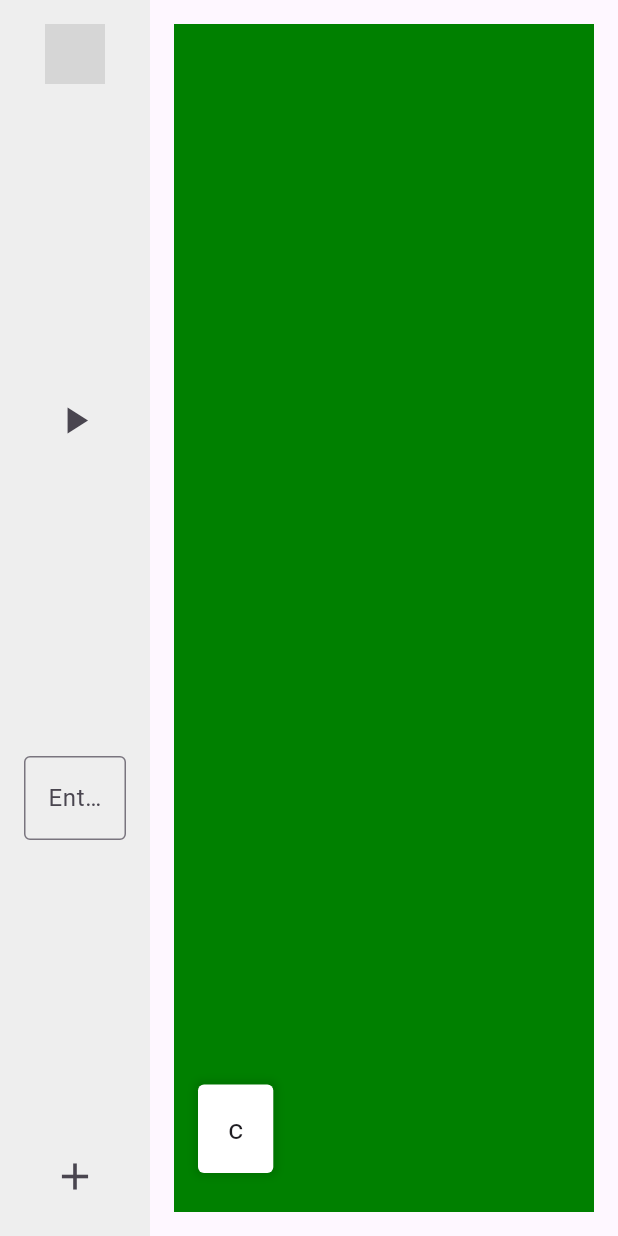
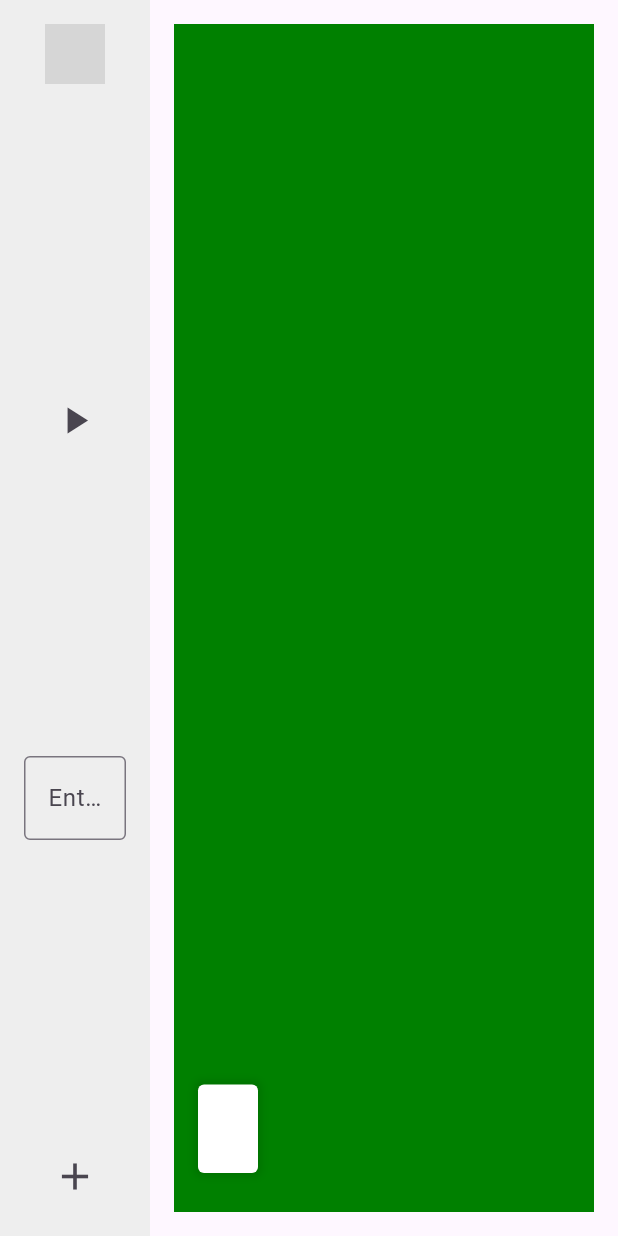
Before and after one commit to AndreaPellizzari/FlutterScala, a Flutter app: the screen it shows after launch, after a tap on the "play arrow" icon, on a phone screen of 412 x 824 dp. Run offline on Flutter 3.47's test engine with Material 3 defaults, Android fonts, the phone set to English and light mode, and no system bars; network calls fail; grey boxes are pictures that could not be loaded.

```diff
--- a/flutterscala/lib/pages/home/home_page.dart
+++ b/flutterscala/lib/pages/home/home_page.dart
@@ -37,10 +37,10 @@ class _HomePageState extends State<HomePage> {
 
   void play() {
     setState(() {
-      notes.add("" +
-          controller1.text +
-          "c"); //  Attuare la lettura da TextField, così non funziona
+      notes.add("" + controller1.text);
     });
+
+    //  Aprire connessione Socket
   }
 
   void hostAvversario() {
```
